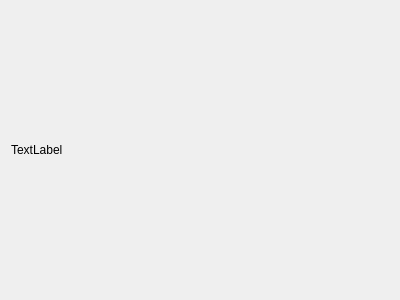
Above: gui/gui.ui from miagiurgiu/ResearchGrantProposalsOOPExam before the change. Below: the same form after it.
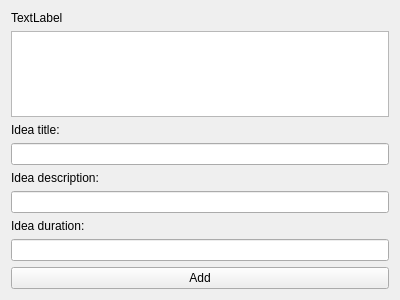
That is the form after the change.

```diff
--- a/gui/gui.ui
+++ b/gui/gui.ui
@@ -13,7 +13,7 @@
   <property name="windowTitle">
    <string>GUI</string>
   </property>
-  <layout class="QHBoxLayout" name="horizontalLayout">
+  <layout class="QVBoxLayout" name="verticalLayout">
    <item>
     <widget class="QLabel" name="positionLabel">
      <property name="text">
@@ -21,6 +21,46 @@
      </property>
     </widget>
    </item>
+   <item>
+    <widget class="QTableView" name="ideasTableView"/>
+   </item>
+   <item>
+    <widget class="QLabel" name="label">
+     <property name="text">
+      <string>Idea title:</string>
+     </property>
+    </widget>
+   </item>
+   <item>
+    <widget class="QLineEdit" name="titleLineEdit"/>
+   </item>
+   <item>
+    <widget class="QLabel" name="label_2">
+     <property name="text">
+      <string>Idea description:</string>
+     </property>
+    </widget>
+   </item>
+   <item>
+    <widget class="QLineEdit" name="descriptionLineEdit"/>
+   </item>
+   <item>
+    <widget class="QLabel" name="label_3">
+     <property name="text">
+      <string>Idea duration:</string>
+     </property>
+    </widget>
+   </item>
+   <item>
+    <widget class="QLineEdit" name="durationLineEdit"/>
+   </item>
+   <item>
+    <widget class="QPushButton" name="addButton">
+     <property name="text">
+      <string>Add</string>
+     </property>
+    </widget>
+   </item>
   </layout>
  </widget>
  <resources/>
```
